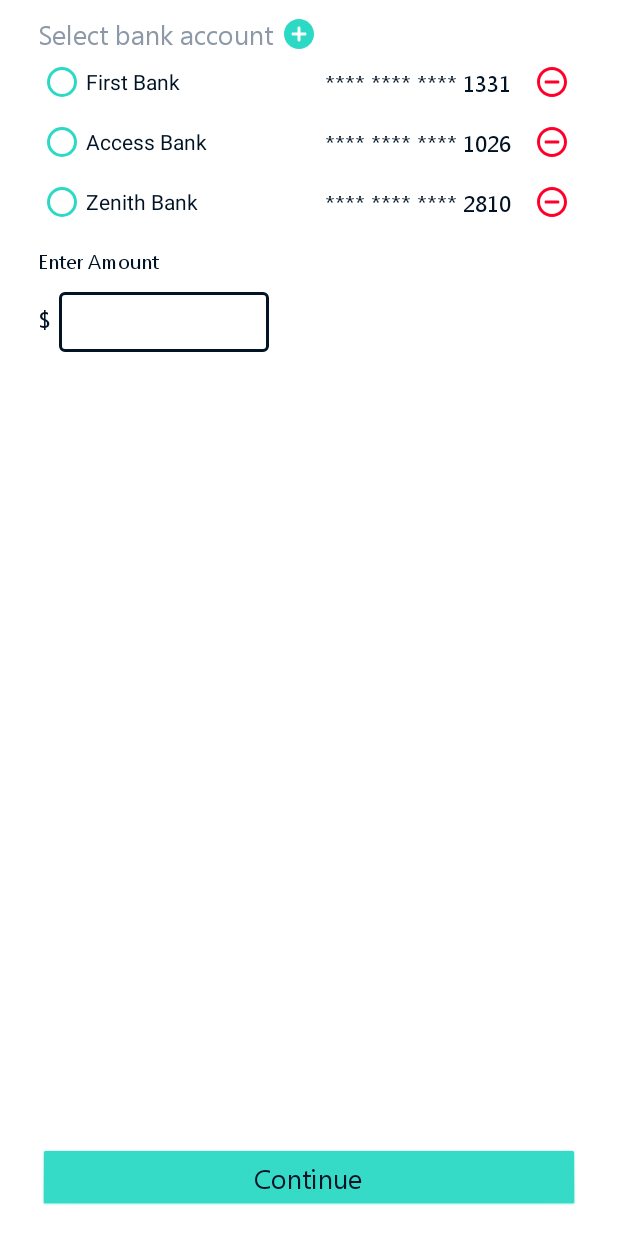
After one commit to elizabethadegbaju/QuikPay, an Android app: the fragment TopUpFragment shown on its own in the app's theme, on a phone screen of 412 x 824 dp. The commit adds this screen. Run offline under Robolectric (Android 15) with nearby library versions, the phone set to English and light mode, and no system bars; our stand-ins replace data binding; libraries missing offline, so code that uses them is left out: org.kodein.di; 5 statements that could not run were skipped.

Commit message:
feat: Top up QuickPay account from fictional bank account

```diff
--- a/app/src/main/java/com/example/quikpay/data/repositories/TransactionRepository.kt
+++ b/app/src/main/java/com/example/quikpay/data/repositories/TransactionRepository.kt
@@ -14,6 +14,8 @@
 
     fun sentHistory() = firebase.sentTransactions
 
+    fun updateAccountBal(amount: Double) = firebase.updateAccountBal(amount)
+
     fun receivedHistory() = firebase.receivedTransactions
 
 }
--- /dev/null
+++ b/app/src/main/java/com/example/quikpay/ui/home/topup/TopUpFragment.kt
@@ -0,0 +1,65 @@
+package com.example.quikpay.ui.home.topup
+
+import android.os.Bundle
+import android.view.LayoutInflater
+import android.view.View
+import android.view.ViewGroup
+import androidx.databinding.DataBindingUtil
+import androidx.fragment.app.Fragment
+import androidx.lifecycle.Observer
+import androidx.lifecycle.ViewModelProvider
+import com.example.quikpay.R
+import com.example.quikpay.databinding.FragmentTopUpBinding
+import com.example.quikpay.ui.home.HomeViewModel
+import com.example.quikpay.ui.home.HomeViewModelFactory
+import com.example.quikpay.utils.startHomeActivity
+import org.kodein.di.KodeinAware
+import org.kodein.di.android.x.kodein
+import org.kodein.di.generic.instance
+
+class TopUpFragment : Fragment(), KodeinAware {
+
+    override val kodein by kodein()
+    private val factory: HomeViewModelFactory by instance()
+    private lateinit var homeViewModel: HomeViewModel
+    lateinit var binding: FragmentTopUpBinding
+
+    override fun onCreateView(
+        inflater: LayoutInflater,
+        container: ViewGroup?,
+        savedInstanceState: Bundle?
+    ): View? {
+        homeViewModel = ViewModelProvider(requireActivity(), factory).get(HomeViewModel::class.java)
+        binding = DataBindingUtil.inflate(inflater, R.layout.fragment_top_up, container, false)
+        binding.homeViewModel = homeViewModel
+        binding.lifecycleOwner = this
+
+        homeViewModel.startTopUp.observe(viewLifecycleOwner, Observer {
+            if (it == true) {
+                val amount = binding.textAmount.text.toString()
+                homeViewModel.topUp(amount)
+            }
+        })
+
+        homeViewModel.navigateToHome.observe(viewLifecycleOwner, Observer {
+            if (it == true) {
+                requireActivity().startHomeActivity()
+                homeViewModel.onNavigateToHome()
+            }
+        })
+
+        return binding.root
+    }
+
+    companion object {
+        /**
+         * Use this factory method to create a new instance of
+         * this fragment using the provided parameters.
+         *
+         * @return A new instance of fragment TopUpFragment.
+         */
+        @JvmStatic
+        fun newInstance() =
+            TopUpFragment()
+    }
+}
--- /dev/null
+++ b/app/src/main/res/layout/fragment_top_up.xml
@@ -0,0 +1,220 @@
+<?xml version="1.0" encoding="utf-8"?>
+<layout xmlns:android="http://schemas.android.com/apk/res/android"
+    xmlns:app="http://schemas.android.com/apk/res-auto">
+
+    <data>
+
+        <variable
+            name="homeViewModel"
+            type="com.example.quikpay.ui.home.HomeViewModel" />
+    </data>
+
+    <androidx.constraintlayout.widget.ConstraintLayout
+        android:layout_width="match_parent"
+        android:layout_height="match_parent">
+
+        <TextView
+            android:id="@+id/textView12"
+            android:layout_width="wrap_content"
+            android:layout_height="wrap_content"
+            android:layout_marginStart="25dp"
+            android:layout_marginTop="10dp"
+            android:text="@string/select_bank_account"
+            android:textColor="@color/greyLight"
+            android:textSize="18sp"
+            app:layout_constraintStart_toStartOf="parent"
+            app:layout_constraintTop_toTopOf="parent" />
+
+        <ImageView
+            android:id="@+id/btn_add_bank"
+            android:layout_width="0dp"
+            android:layout_height="25dp"
+            android:layout_marginStart="5dp"
+            android:tint="@color/colorAccent"
+            app:layout_constraintBottom_toBottomOf="@+id/textView12"
+            app:layout_constraintStart_toEndOf="@+id/textView12"
+            app:layout_constraintTop_toTopOf="@+id/textView12"
+            app:srcCompat="@drawable/ic_round_add_circle_24" />
+
+        <RadioGroup
+            android:id="@+id/radio_group_bank_account"
+            android:layout_width="150dp"
+            android:layout_height="wrap_content"
+            app:layout_constraintStart_toStartOf="@+id/textView12"
+            app:layout_constraintTop_toBottomOf="@+id/textView12">
+
+            <RadioButton
+                android:id="@+id/radio_first_bank"
+                android:layout_width="match_parent"
+                android:layout_height="40dp"
+                android:buttonTint="@color/colorAccent"
+                android:text="First Bank"
+                android:textColor="@color/colorPrimary" />
+
+            <RadioButton
+                android:id="@+id/radio_access_bank"
+                android:layout_width="match_parent"
+                android:layout_height="40dp"
+                android:buttonTint="@color/colorAccent"
+                android:text="Access Bank"
+                android:textColor="@color/colorPrimary" />
+
+            <RadioButton
+                android:id="@+id/radio_zenith_bank"
+                android:layout_width="match_parent"
+                android:layout_height="40dp"
+                android:buttonTint="@color/colorAccent"
+                android:text="Zenith Bank"
+                android:textColor="@color/colorPrimary" />
+
+        </RadioGroup>
+
+        <LinearLayout
+            android:layout_width="0dp"
+            android:layout_height="0dp"
+            android:layout_marginEnd="32dp"
+            android:orientation="vertical"
+            app:layout_constraintBottom_toBottomOf="@+id/radio_group_bank_account"
+            app:layout_constraintEnd_toEndOf="parent"
+            app:layout_constraintStart_toEndOf="@+id/radio_group_bank_account"
+            app:layout_constraintTop_toTopOf="@+id/radio_group_bank_account">
+
+            <androidx.constraintlayout.widget.ConstraintLayout
+                android:layout_width="match_parent"
+                android:layout_height="40dp">
+
+                <ImageView
+                    android:id="@+id/imageView18"
+                    android:layout_width="wrap_content"
+                    android:layout_height="wrap_content"
+                    android:tint="@color/red"
+                    app:layout_constraintBottom_toBottomOf="parent"
+                    app:layout_constraintEnd_toEndOf="parent"
+                    app:layout_constraintTop_toTopOf="parent"
+                    app:srcCompat="@drawable/ic_round_remove_circle_outline_24" />
+
+                <TextView
+                    android:id="@+id/textView20"
+                    android:layout_width="wrap_content"
+                    android:layout_height="wrap_content"
+                    android:layout_marginEnd="15dp"
+                    android:text="**** **** **** 1331"
+                    android:textColor="@color/colorPrimary"
+                    android:textSize="15sp"
+                    app:layout_constraintBottom_toBottomOf="@+id/imageView18"
+                    app:layout_constraintEnd_toStartOf="@+id/imageView18"
+                    app:layout_constraintTop_toTopOf="@+id/imageView18" />
+            </androidx.constraintlayout.widget.ConstraintLayout>
+
+            <androidx.constraintlayout.widget.ConstraintLayout
+                android:layout_width="match_parent"
+                android:layout_height="40dp">
+
+                <ImageView
+                    android:id="@+id/imageView19"
+                    android:layout_width="wrap_content"
+                    android:layout_height="wrap_content"
+                    android:tint="@color/red"
+                    app:layout_constraintBottom_toBottomOf="parent"
+                    app:layout_constraintEnd_toEndOf="parent"
+                    app:layout_constraintTop_toTopOf="parent"
+                    app:srcCompat="@drawable/ic_round_remove_circle_outline_24" />
+
+                <TextView
+                    android:id="@+id/textView21"
+                    android:layout_width="wrap_content"
+                    android:layout_height="wrap_content"
+                    android:layout_marginEnd="15dp"
+                    android:text="**** **** **** 1026"
+                    android:textColor="@color/colorPrimary"
+                    android:textSize="15sp"
+                    app:layout_constraintBottom_toBottomOf="@+id/imageView19"
+                    app:layout_constraintEnd_toStartOf="@id/imageView19"
+                    app:layout_constraintTop_toTopOf="@+id/imageView19" />
+            </androidx.constraintlayout.widget.ConstraintLayout>
+
+            <androidx.constraintlayout.widget.ConstraintLayout
+                android:layout_width="match_parent"
+                android:layout_height="40dp">
+
+                <ImageView
+                    android:id="@+id/imageView20"
+                    android:layout_width="wrap_content"
+                    android:layout_height="wrap_content"
+                    android:tint="@color/red"
+                    app:layout_constraintBottom_toBottomOf="parent"
+                    app:layout_constraintEnd_toEndOf="parent"
+                    app:layout_constraintTop_toTopOf="parent"
+                    app:srcCompat="@drawable/ic_round_remove_circle_outline_24" />
+
+                <TextView
+                    android:id="@+id/textView22"
+                    android:layout_width="wrap_content"
+                    android:layout_height="wrap_content"
+                    android:layout_marginEnd="15dp"
+                    android:text="**** **** **** 2810"
+                    android:textColor="@color/colorPrimary"
+                    android:textSize="15sp"
+                    app:layout_constraintBottom_toBottomOf="@id/imageView20"
+                    app:layout_constraintEnd_toStartOf="@+id/imageView20"
+                    app:layout_constraintTop_toTopOf="@+id/imageView20" />
+            </androidx.constraintlayout.widget.ConstraintLayout>
+        </LinearLayout>
+
+        <TextView
+            android:id="@+id/textView17"
+            android:layout_width="wrap_content"
+            android:layout_height="wrap_content"
+            android:layout_marginTop="10dp"
+            android:text="Enter Amount"
+            android:textColor="@color/colorPrimary"
+            android:textSize="13sp"
+            app:layout_constraintStart_toStartOf="@+id/radio_group_bank_account"
+            app:layout_constraintTop_toBottomOf="@+id/radio_group_bank_account" />
+
+        <TextView
+            android:id="@+id/textView19"
+            android:layout_width="wrap_content"
+            android:layout_height="wrap_content"
+            android:text="$"
+            android:textColor="@color/colorPrimary"
+            android:textSize="15sp"
+            app:layout_constraintBottom_toBottomOf="@+id/edit_text_amount"
+            app:layout_constraintStart_toStartOf="@+id/textView17"
+            app:layout_constraintTop_toTopOf="@+id/edit_text_amount" />
+
+        <com.google.android.material.textfield.TextInputLayout
+            android:id="@+id/edit_text_amount"
+            style="@style/Widget.MaterialComponents.TextInputLayout.OutlinedBox"
+            android:layout_width="wrap_content"
+            android:layout_height="wrap_content"
+            android:layout_marginStart="6dp"
+            android:layout_marginTop="6dp"
+            app:layout_constraintStart_toEndOf="@+id/textView19"
+            app:layout_constraintTop_toBottomOf="@+id/textView17">
+
+            <com.google.android.material.textfield.TextInputEditText
+                android:id="@+id/text_amount"
+                android:layout_width="140dp"
+                android:layout_height="40dp"
+                android:paddingVertical="0dp"
+                android:inputType="numberDecimal"
+                android:textSize="13sp" />
+
+        </com.google.android.material.textfield.TextInputLayout>
+
+        <Button
+            android:id="@+id/button2"
+            android:layout_width="0dp"
+            android:layout_height="42dp"
+            android:layout_marginStart="25dp"
+            android:layout_marginEnd="25dp"
+            android:layout_marginBottom="16dp"
+            android:onClick="@{()->homeViewModel.startTopUp()}"
+            android:text="@string/btn_continue"
+            app:layout_constraintBottom_toBottomOf="parent"
+            app:layout_constraintEnd_toEndOf="parent"
+            app:layout_constraintStart_toStartOf="parent" />
+
+    </androidx.constraintlayout.widget.ConstraintLayout>
+</layout>
--- a/app/src/main/res/values/strings.xml
+++ b/app/src/main/res/values/strings.xml
@@ -68,4 +68,7 @@
     <string name="menu_remove">Remove</string>
     <string name="menu_done">Done</string>
     <string name="request_desc">Money Pool request from %1$s</string>
+    <string name="request_sent_date">Sent %1$s</string>
+    <string name="select_bank_account">Select bank account</string>
+    <string name="btn_continue">Continue</string>
 </resources>
```
Also changed, not shown: app/src/main/java/com/example/quikpay/ui/home/HomeFragment.kt (+31 -1 lines), app/src/main/java/com/example/quikpay/ui/home/HomeViewModel.kt (+67 -6 lines), app/src/main/java/com/example/quikpay/utils/FirebaseSource.kt (+16 -0 lines), app/src/main/res/layout/fragment_home.xml (+22 -1 lines).
